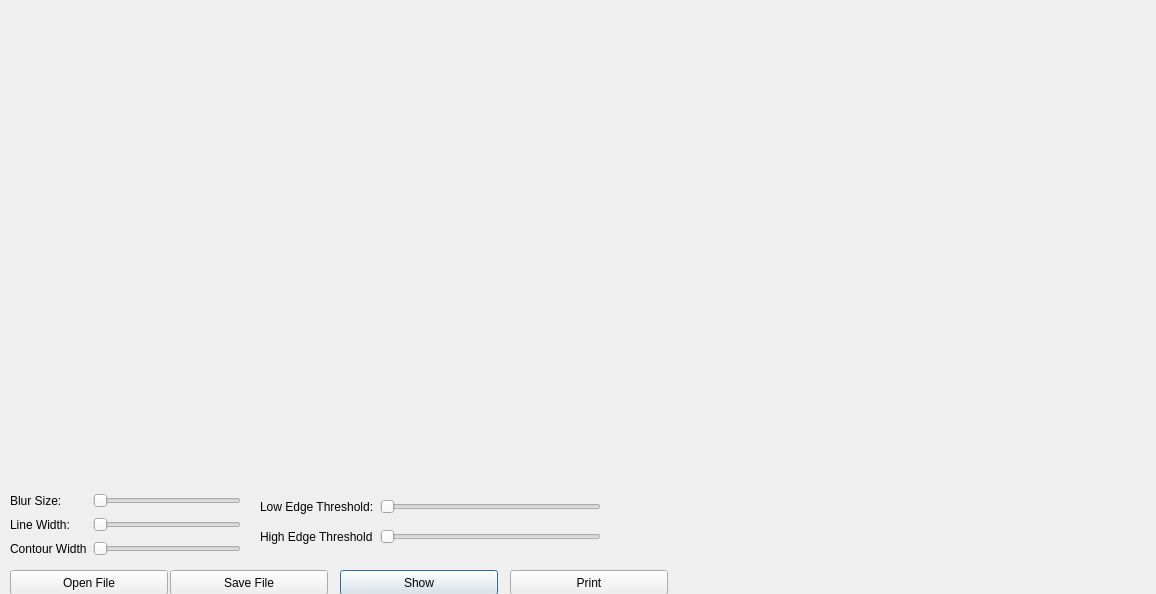
Above: dialog.ui from cpetra/Decolorizer before the change. Below: the same form after it.
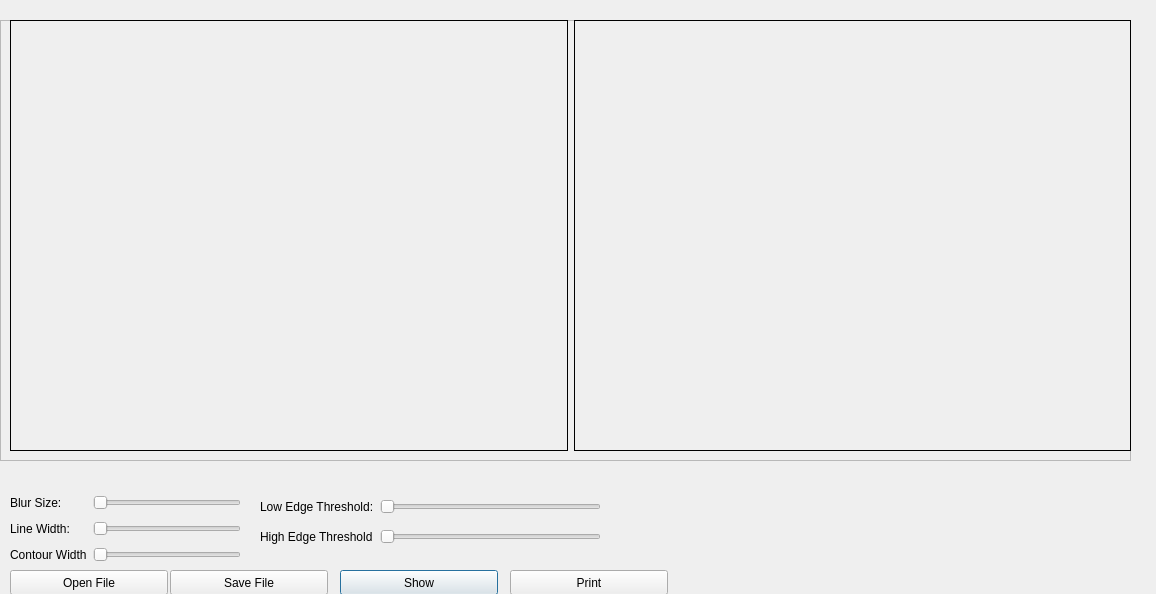
That is the form after the change.

```diff
--- a/dialog.ui
+++ b/dialog.ui
@@ -19,7 +19,7 @@
      <x>10</x>
      <y>490</y>
      <width>231</width>
-     <height>71</height>
+     <height>80</height>
     </rect>
    </property>
    <layout class="QGridLayout" name="gridLayout_2">
@@ -85,32 +85,6 @@
     </item>
    </layout>
   </widget>
-  <widget class="QLabel" name="wnd_original">
-   <property name="geometry">
-    <rect>
-     <x>0</x>
-     <y>10</y>
-     <width>561</width>
-     <height>471</height>
-    </rect>
-   </property>
-   <property name="text">
-    <string/>
-   </property>
-  </widget>
-  <widget class="QLabel" name="wnd_processed">
-   <property name="geometry">
-    <rect>
-     <x>580</x>
-     <y>10</y>
-     <width>561</width>
-     <height>471</height>
-    </rect>
-   </property>
-   <property name="text">
-    <string/>
-   </property>
-  </widget>
   <widget class="QPushButton" name="btn_show_output">
    <property name="geometry">
     <rect>
@@ -221,6 +195,60 @@
     <string>Open File</string>
    </property>
   </widget>
+  <widget class="QFrame" name="frame">
+   <property name="geometry">
+    <rect>
+     <x>0</x>
+     <y>20</y>
+     <width>1131</width>
+     <height>441</height>
+    </rect>
+   </property>
+   <property name="frameShape">
+    <enum>QFrame::StyledPanel</enum>
+   </property>
+   <property name="frameShadow">
+    <enum>QFrame::Raised</enum>
+   </property>
+   <widget class="QWidget" name="horizontalLayoutWidget">
+    <property name="geometry">
+     <rect>
+      <x>10</x>
+      <y>0</y>
+      <width>1121</width>
+      <height>431</height>
+     </rect>
+    </property>
+    <layout class="QHBoxLayout" name="horizontalLayout">
+     <item>
+      <widget class="QLabel" name="wnd_original">
+       <property name="autoFillBackground">
+        <bool>true</bool>
+       </property>
+       <property name="frameShape">
+        <enum>QFrame::Box</enum>
+       </property>
+       <property name="text">
+        <string/>
+       </property>
+      </widget>
+     </item>
+     <item>
+      <widget class="QLabel" name="wnd_processed">
+       <property name="autoFillBackground">
+        <bool>true</bool>
+       </property>
+       <property name="frameShape">
+        <enum>QFrame::Box</enum>
+       </property>
+       <property name="text">
+        <string/>
+       </property>
+      </widget>
+     </item>
+    </layout>
+   </widget>
+  </widget>
  </widget>
  <resources/>
  <connections>
```
Left out of the diff: 2 changed lines with no effect on the pictures.
